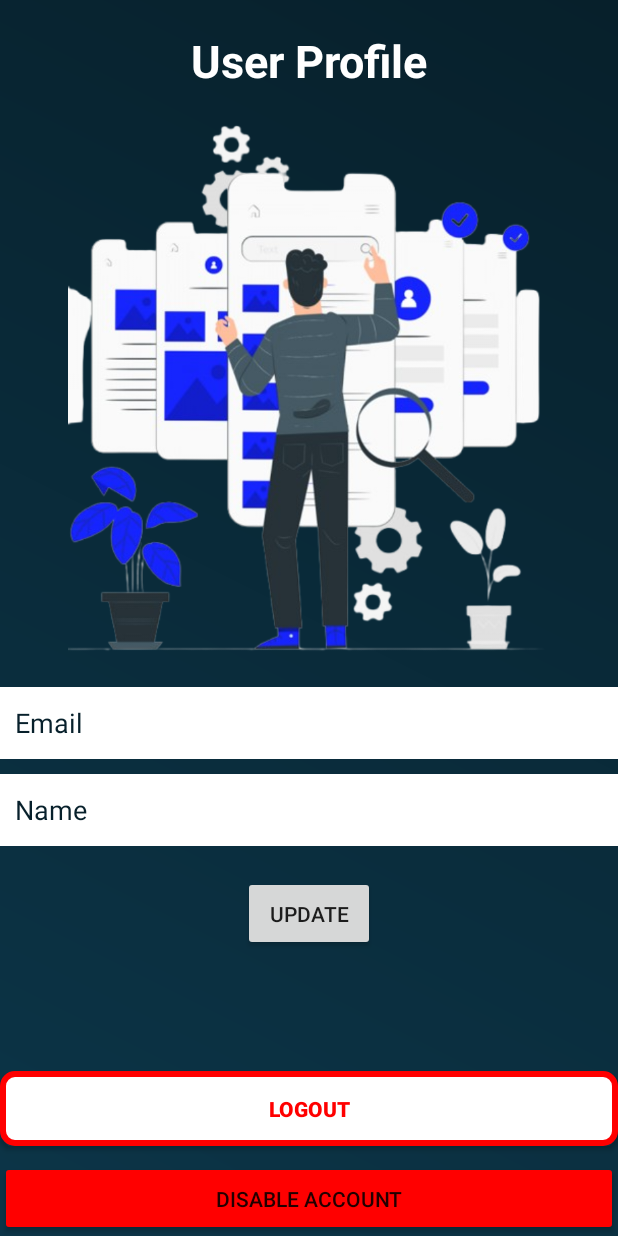
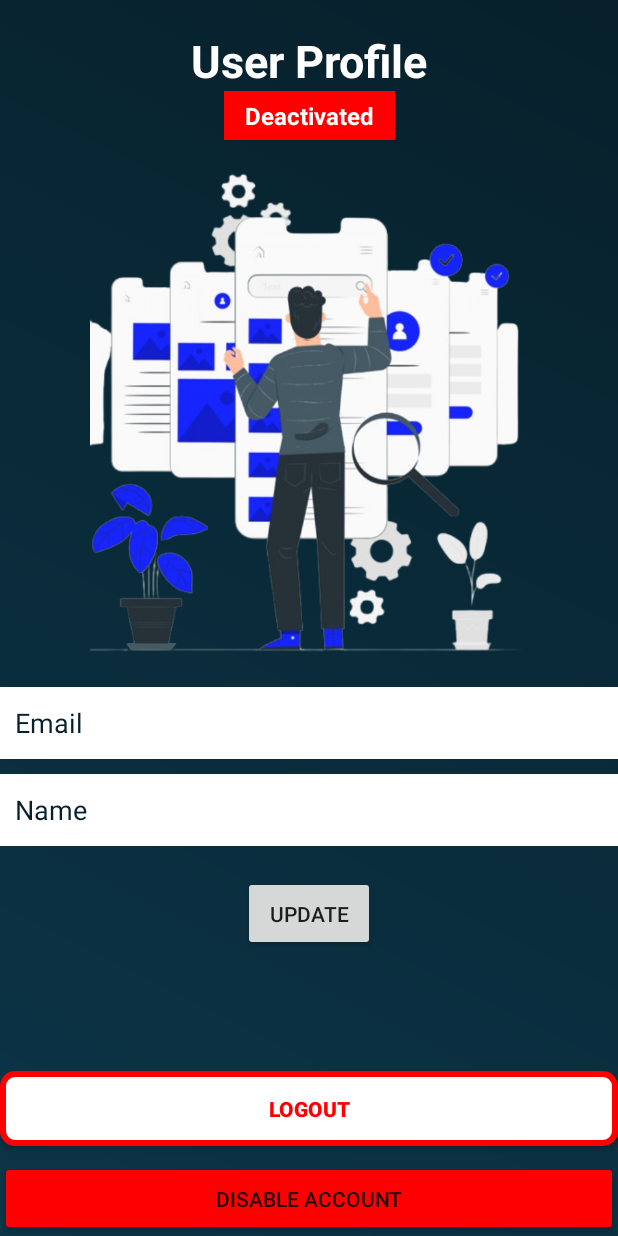
Before and after one commit to IT21128622/Web-App, an Android app: the ProfileActivity screen opened directly, with no data from a screen before it, on a phone screen of 412 x 824 dp. Run offline under Robolectric (Android 15) with nearby library versions, the phone set to English and light mode, and no system bars; 1 statement that could not run was skipped.

Commit message:
profile activation scenario & categories remove

```diff
--- a/mobileapp/app/src/main/java/com/sliit/shopease/Config.java
+++ b/mobileapp/app/src/main/java/com/sliit/shopease/Config.java
@@ -2,4 +2,5 @@ package com.sliit.shopease;
 
 public class Config {
   public static final int SPLASH_SCREEN_DELAY = 1500; // 3 seconds
+  public static final boolean CATEGORIES = false;
 }
--- a/mobileapp/app/src/main/java/com/sliit/shopease/activity/ProfileActivity.java
+++ b/mobileapp/app/src/main/java/com/sliit/shopease/activity/ProfileActivity.java
@@ -7,6 +7,7 @@ import android.view.View;
 import android.view.inputmethod.InputMethodManager;
 import android.widget.Button;
 import android.widget.EditText;
+import android.widget.TextView;
 
 import androidx.activity.EdgeToEdge;
 import androidx.appcompat.app.AppCompatActivity;
@@ -18,17 +19,19 @@ import com.sliit.shopease.R;
 import com.sliit.shopease.constants.PrefKeys;
 import com.sliit.shopease.helpers.DialogHelper;
 import com.sliit.shopease.helpers.SharedPreferencesHelper;
+import com.sliit.shopease.models.User;
 
 public class ProfileActivity extends AppCompatActivity {
   SharedPreferencesHelper sharedPreferencesHelper;
   private EditText prof_edt_name;
   private EditText prof_edt_email;
+  private TextView prof_txt_status;
 
   @Override
   protected void onCreate(Bundle savedInstanceState) {
     super.onCreate(savedInstanceState);
     EdgeToEdge.enable(this);
-    setContentView(R.layout.activity_profile_view);
+    setContentView(R.layout.activity_profile);
     ViewCompat.setOnApplyWindowInsetsListener(findViewById(R.id.main), (v, insets) -> {
       Insets systemBars = insets.getInsets(WindowInsetsCompat.Type.systemBars());
       v.setPadding(systemBars.left, systemBars.top, systemBars.right, systemBars.bottom);
@@ -36,14 +39,32 @@ public class ProfileActivity extends AppCompatActivity {
     });
 
     Button prof_btn_logout = findViewById(R.id.prof_btn_logout);
+    Button prof_btn_update = findViewById(R.id.prof_btn_update);
+
     prof_edt_email = findViewById(R.id.prof_edt_email);
     prof_edt_name = findViewById(R.id.prof_edt_name);
-    Button prof_btn_update = findViewById(R.id.prof_btn_update);
+    prof_txt_status = findViewById(R.id.prof_txt_status);
 
     prof_btn_logout.setOnClickListener(v -> logout());
     prof_btn_update.setOnClickListener(this::update);
 
     sharedPreferencesHelper = new SharedPreferencesHelper(this);
+
+    setValues();
+  }
+
+  private void setValues() {
+    final String userJson = sharedPreferencesHelper.getString(PrefKeys.USER, "");
+    User user = User.fromJson(userJson);
+    final boolean isActive = user.getIsActive();
+
+    prof_txt_status.setText(isActive ? "Active" : "Deactivated");
+    prof_txt_status.setBackgroundResource(isActive ? R.color.green : R.color.red);
+
+    prof_txt_status.setTextColor(isActive
+        ? getResources().getColor(R.color.black, null)
+        : getResources().getColor(R.color.white, null)
+    );
   }
 
   void logout() {
@@ -66,7 +87,7 @@ public class ProfileActivity extends AppCompatActivity {
     String name = prof_edt_name.getText().toString().trim();
     String email = prof_edt_email.getText().toString().trim();
 
-    if(name.isEmpty() || email.isEmpty()){
+    if (name.isEmpty() || email.isEmpty()) {
       DialogHelper.showAlert(this, "Error", "Please enter both name and email");
       return;
     }
--- a/mobileapp/app/src/main/java/com/sliit/shopease/constants/ApiEndPoints.java
+++ b/mobileapp/app/src/main/java/com/sliit/shopease/constants/ApiEndPoints.java
@@ -9,4 +9,5 @@ public class ApiEndPoints {
   public static String ALL_PRODUCTS = "/api/Product/customer";
   public static String ALL_CATEGORIES = "/api/Product/getCategories";
   public static String PRODUCT = "/api/Product/";
+  public static String USER = "/api/user/customer/";
 }
--- a/mobileapp/app/src/main/java/com/sliit/shopease/models/ShopEaseError.java
+++ b/mobileapp/app/src/main/java/com/sliit/shopease/models/ShopEaseError.java
@@ -57,7 +57,7 @@ public class ShopEaseError {
     if(status == 409){
       errorMsg = "User already exists";
     }else if(status == 404){
-      errorMsg = "User not found";
+      errorMsg = "Not found";
     }
     return errorMsg;
   }
--- a/mobileapp/app/src/main/res/layout/activity_profile_view.xml
+++ b/mobileapp/app/src/main/res/layout/activity_profile.xml
@@ -21,6 +21,35 @@
         app:layout_constraintEnd_toEndOf="parent"
         app:layout_constraintStart_toStartOf="parent"
         app:layout_constraintTop_toTopOf="parent" />
+
+    <TextView
+        android:id="@+id/prof_txt_status"
+        android:layout_width="wrap_content"
+        android:layout_height="wrap_content"
+        android:text="@string/status"
+        android:textColor="@color/black"
+        android:paddingHorizontal="14dp"
+        android:paddingVertical="5dp"
+        android:background="@color/green"
+        android:textSize="16sp"
+        android:textStyle="bold"
+        app:layout_constraintEnd_toEndOf="parent"
+        app:layout_constraintStart_toStartOf="parent"
+        app:layout_constraintTop_toBottomOf="@+id/textView3" />
+
+
+    <ImageView
+        android:id="@+id/imageView6"
+        android:layout_width="0dp"
+        android:layout_height="0dp"
+        android:layout_margin="20dp"
+        android:contentDescription="@string/non_descriptive_image"
+        app:layout_constraintBottom_toTopOf="@+id/prof_edt_email"
+        app:layout_constraintEnd_toEndOf="parent"
+        app:layout_constraintHorizontal_bias="0.5"
+        app:layout_constraintStart_toStartOf="parent"
+        app:layout_constraintTop_toBottomOf="@+id/prof_txt_status"
+        app:srcCompat="@drawable/img_user" />
 
     <EditText
         android:id="@+id/prof_edt_email"
@@ -52,18 +81,6 @@
         app:layout_constraintBottom_toTopOf="@+id/prof_btn_update"
         tools:layout_editor_absoluteX="47dp" />
 
-    <ImageView
-        android:id="@+id/imageView6"
-        android:layout_width="0dp"
-        android:layout_height="0dp"
-        android:layout_margin="20dp"
-        android:contentDescription="@string/non_descriptive_image"
-        app:layout_constraintBottom_toTopOf="@+id/prof_edt_email"
-        app:layout_constraintEnd_toEndOf="parent"
-        app:layout_constraintHorizontal_bias="0.5"
-        app:layout_constraintStart_toStartOf="parent"
-        app:layout_constraintTop_toBottomOf="@+id/textView3"
-        app:srcCompat="@drawable/img_user" />
 
 
 
--- a/mobileapp/app/src/main/res/values/strings.xml
+++ b/mobileapp/app/src/main/res/values/strings.xml
@@ -42,4 +42,5 @@
     <string name="my_cart">My Cart</string>
     <string name="count">Count</string>
     <string name="add">Add</string>
+    <string name="status">Status</string>
 </resources>
```
Also changed, not shown: mobileapp/app/src/main/java/com/sliit/shopease/activity/MainActivity.java (+28 -14 lines), mobileapp/app/src/main/java/com/sliit/shopease/activity/ShoppingCartActivity.java (+17 -0 lines), mobileapp/app/src/main/java/com/sliit/shopease/activity/SignInActivity.java (+49 -7 lines), mobileapp/app/src/main/java/com/sliit/shopease/helpers/JWTUtils.java (added, +46 -0 lines), mobileapp/app/src/main/java/com/sliit/shopease/models/User.java (+42 -5 lines).
